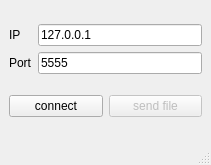
This is tcpFileClient/mainwindow.ui in MeXX13/fileTcpExample as Qt 5 draws it before an edit. The edited form follows.
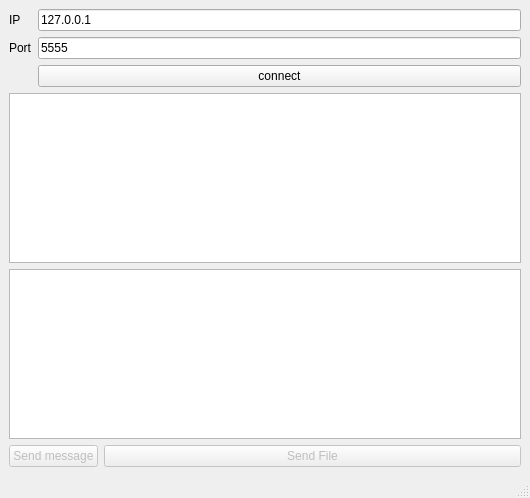
This is the edited form.

```diff
--- a/tcpFileClient/mainwindow.ui
+++ b/tcpFileClient/mainwindow.ui
@@ -6,8 +6,8 @@
    <rect>
     <x>0</x>
     <y>0</y>
-    <width>211</width>
-    <height>165</height>
+    <width>530</width>
+    <height>498</height>
    </rect>
   </property>
   <property name="windowTitle">
@@ -45,24 +45,48 @@
         </property>
        </widget>
       </item>
-     </layout>
-    </item>
-    <item>
-     <layout class="QHBoxLayout" name="horizontalLayout">
-      <item>
+      <item row="2" column="1">
        <widget class="QPushButton" name="pushButton">
         <property name="text">
          <string>connect</string>
         </property>
        </widget>
       </item>
+     </layout>
+    </item>
+    <item>
+     <layout class="QVBoxLayout" name="verticalLayout_3">
       <item>
+       <widget class="QTextEdit" name="chatWindow">
+        <property name="readOnly">
+         <bool>true</bool>
+        </property>
+       </widget>
+      </item>
+      <item>
+       <widget class="QTextEdit" name="text"/>
+      </item>
+     </layout>
+    </item>
+    <item>
+     <layout class="QFormLayout" name="formLayout">
+      <item row="0" column="0">
+       <widget class="QPushButton" name="sendText">
+        <property name="enabled">
+         <bool>false</bool>
+        </property>
+        <property name="text">
+         <string>Send message</string>
+        </property>
+       </widget>
+      </item>
+      <item row="0" column="1">
        <widget class="QPushButton" name="sendPushButton">
         <property name="enabled">
          <bool>false</bool>
         </property>
         <property name="text">
-         <string>send file</string>
+         <string>Send File</string>
         </property>
        </widget>
       </item>
```
Left out of the diff: 4 changed lines with no effect on the pictures.
